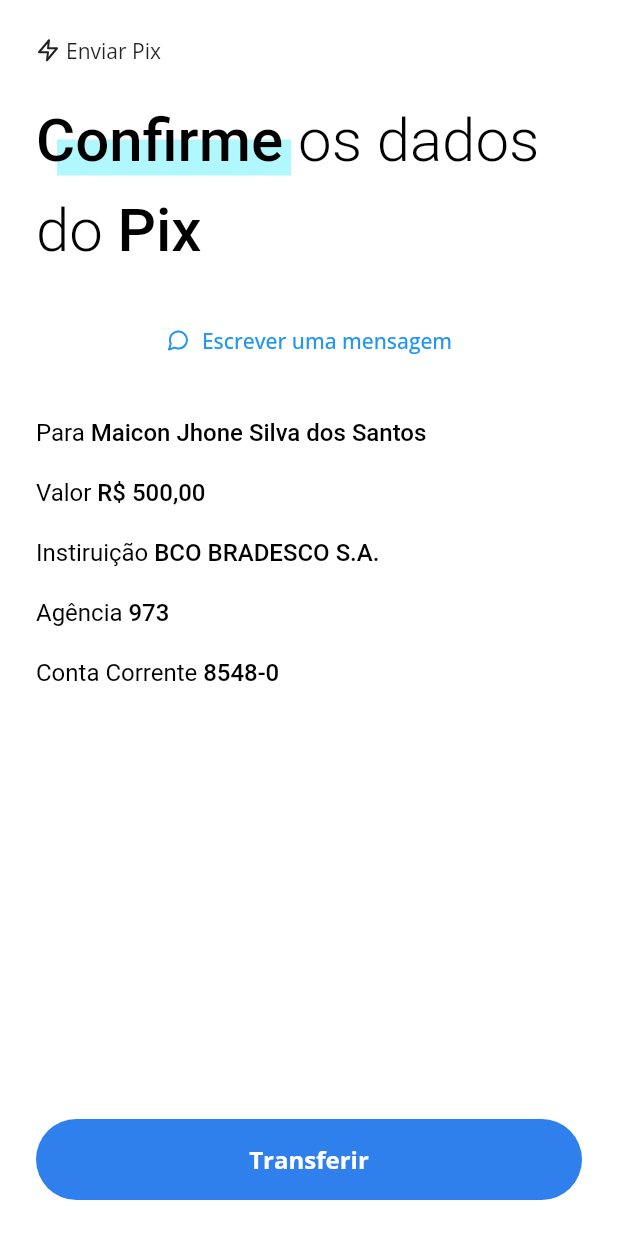
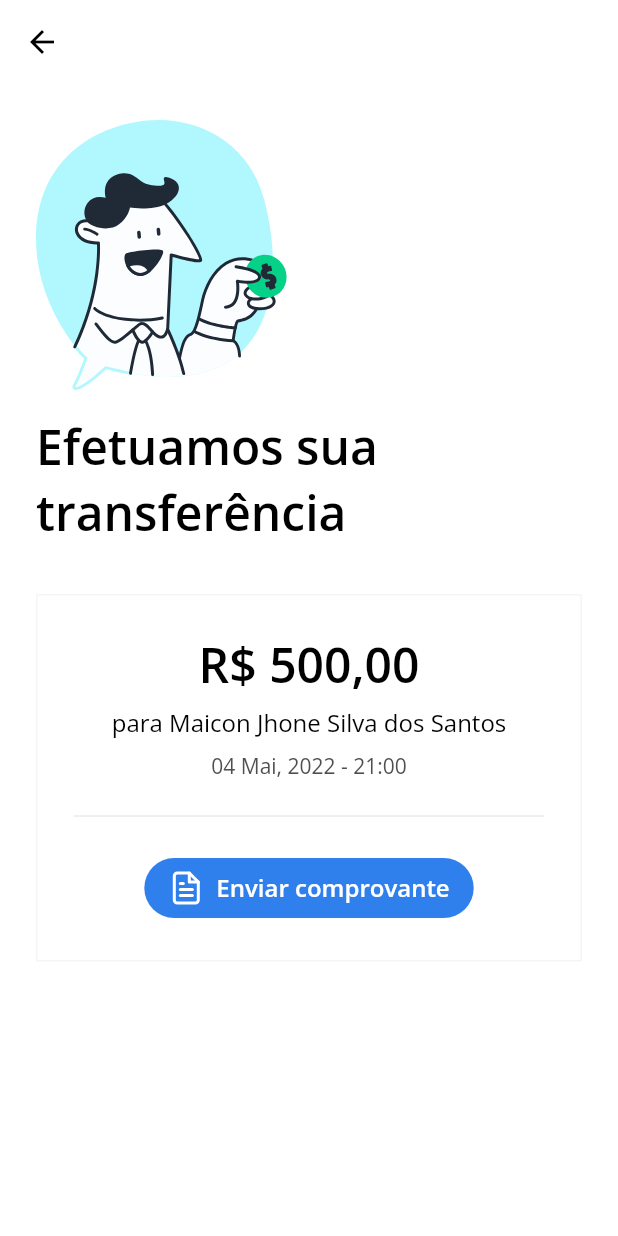
Before and after one commit to Jhone0202/pix, a Flutter app: the ConfirmPixPage widget shown alone on an empty page, opened directly, after a tap on "Transferir", on a phone screen of 412 x 824 dp. Run offline on Flutter 3.47's test engine with Material 2 defaults, Android fonts, the phone set to English and light mode, and no system bars; our stand-ins replace feather_icons, flutter_masked_text2, flutter_svg, google_fonts.

Commit message:
<Change log> Backup

```diff
--- a/lib/app_routes.dart
+++ b/lib/app_routes.dart
@@ -1,8 +1,10 @@
 import 'package:flutter/material.dart';
 import 'package:pix/modules/pix_area/pix_area_home_page.dart';
+import 'package:pix/modules/send_pix/pix_sent_page.dart';
 import 'package:pix/modules/send_pix/send_pix_page.dart';
 
 final routes = <String, WidgetBuilder>{
   PixAreaHomePage.routeName: (context) => const PixAreaHomePage(),
   SendPixPage.routeName: (context) => const SendPixPage(),
+  PixSentPage.routeName: (context) => const PixSentPage(),
 };
--- a/lib/modules/send_pix/confirm_pix_page.dart
+++ b/lib/modules/send_pix/confirm_pix_page.dart
@@ -1,5 +1,6 @@
 import 'package:feather_icons/feather_icons.dart';
 import 'package:flutter/material.dart';
+import 'package:pix/modules/send_pix/pix_sent_page.dart';
 import 'package:pix/shared/components/icon_label.dart';
 import 'package:pix/shared/components/primary_button.dart';
 import 'package:pix/shared/number_util.dart';
@@ -158,7 +159,7 @@ class _ConfirmPixPageState extends State<ConfirmPixPage> {
           ),
           PrimaryButton(
             label: 'Transferir',
-            press: () {},
+            press: () => Navigator.pushNamed(context, PixSentPage.routeName),
           ),
         ],
       ),
--- /dev/null
+++ b/lib/modules/send_pix/pix_sent_page.dart
@@ -0,0 +1,73 @@
+import 'package:feather_icons/feather_icons.dart';
+import 'package:flutter/material.dart';
+import 'package:pix/shared/components/sencondary_button.dart';
+import 'package:pix/shared/helpers/svg_helper.dart';
+import 'package:pix/shared/number_util.dart';
+import 'package:pix/shared/themes/app_theme.dart';
+
+class PixSentPage extends StatefulWidget {
+  static String routeName = '/pix_sent_page';
+  const PixSentPage({Key? key}) : super(key: key);
+
+  @override
+  State<PixSentPage> createState() => _PixSentPageState();
+}
+
+class _PixSentPageState extends State<PixSentPage> {
+  @override
+  Widget build(BuildContext context) {
+    return Scaffold(
+      appBar: AppBar(),
+      body: Padding(
+        padding: const EdgeInsets.all(24),
+        child: Column(
+          crossAxisAlignment: CrossAxisAlignment.start,
+          children: [
+            SvgHelper().svg('assets/images/sent_pix.svg'),
+            const SizedBox(height: 16),
+            Text(
+              'Efetuamos sua transferência',
+              style: AppTheme.textStyles.headline2,
+            ),
+            const SizedBox(height: 32),
+            Container(
+              width: double.maxFinite,
+              padding: const EdgeInsets.all(24),
+              decoration: BoxDecoration(
+                border: Border.all(color: const Color(0xFFF5F5F5)),
+              ),
+              child: Column(
+                children: [
+                  Text(
+                    formatRealBr(500),
+                    style: AppTheme.textStyles.headline2,
+                  ),
+                  const SizedBox(height: 4),
+                  Text(
+                    'para Maicon Jhone Silva dos Santos',
+                    style: AppTheme.textStyles.subtitle1,
+                  ),
+                  const SizedBox(height: 8),
+                  Text(
+                    '04 Mai, 2022 - 21:00',
+                    style: TextStyle(
+                      color: AppTheme.colors.grey700,
+                    ),
+                  ),
+                  const SizedBox(height: 16),
+                  const Divider(),
+                  const SizedBox(height: 16),
+                  SecondaryButton(
+                    press: () {},
+                    label: 'Enviar comprovante',
+                    iconData: FeatherIcons.fileText,
+                  )
+                ],
+              ),
+            ),
+          ],
+        ),
+      ),
+    );
+  }
+}
--- /dev/null
+++ b/lib/shared/components/sencondary_button.dart
@@ -0,0 +1,47 @@
+import 'package:flutter/material.dart';
+
+import 'package:pix/shared/themes/app_theme.dart';
+
+class SecondaryButton extends StatelessWidget {
+  final VoidCallback press;
+  final String label;
+  final IconData? iconData;
+
+  const SecondaryButton({
+    Key? key,
+    required this.press,
+    required this.label,
+    this.iconData,
+  }) : super(key: key);
+
+  @override
+  Widget build(BuildContext context) {
+    return TextButton(
+      onPressed: press,
+      style: TextButton.styleFrom(
+        primary: Colors.white,
+        backgroundColor: AppTheme.colors.primaryColor,
+        padding: const EdgeInsets.symmetric(vertical: 8, horizontal: 16),
+        shape: RoundedRectangleBorder(
+          borderRadius: BorderRadius.circular(32),
+        ),
+      ),
+      child: Row(
+        mainAxisSize: MainAxisSize.min,
+        children: [
+          if (iconData != null) Icon(iconData, color: Colors.white),
+          const SizedBox(width: 8),
+          Text(
+            label,
+            style: const TextStyle(
+              color: Colors.white,
+              fontSize: 16,
+              fontWeight: FontWeight.w600,
+            ),
+            textAlign: TextAlign.center,
+          ),
+        ],
+      ),
+    );
+  }
+}
--- a/lib/shared/themes/app_text_styles_default.dart
+++ b/lib/shared/themes/app_text_styles_default.dart
@@ -32,4 +32,11 @@ class AppTextStylesDefault extends IAppTextStyles {
         fontWeight: FontWeight.w600,
         fontSize: 28,
       );
+
+  @override
+  TextStyle get headline2 => GoogleFonts.openSans(
+        color: AppTheme.colors.grey900,
+        fontWeight: FontWeight.w600,
+        fontSize: 32,
+      );
 }
--- a/lib/shared/themes/app_text_styles_interface.dart
+++ b/lib/shared/themes/app_text_styles_interface.dart
@@ -5,4 +5,5 @@ abstract class IAppTextStyles {
   TextStyle get title2;
   TextStyle get subtitle1;
   TextStyle get headline1;
+  TextStyle get headline2;
 }
--- a/pubspec.yaml
+++ b/pubspec.yaml
@@ -68,6 +68,7 @@ flutter:
   # To add assets to your application, add an assets section, like this:
   assets:
     - assets/icons/
+    - assets/images/
   #   - images/a_dot_ham.jpeg
 
   # An image asset can refer to one or more resolution-specific "variants", see
```
Also changed, not shown: assets/images/sent_pix.svg (added).
